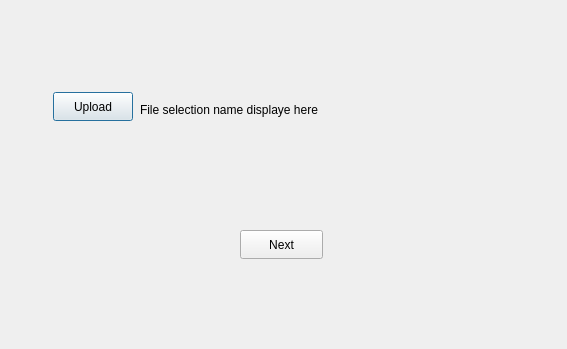
Above: balance_upload.ui from Anubis4023/Containerization before the change. Below: the same form after it.
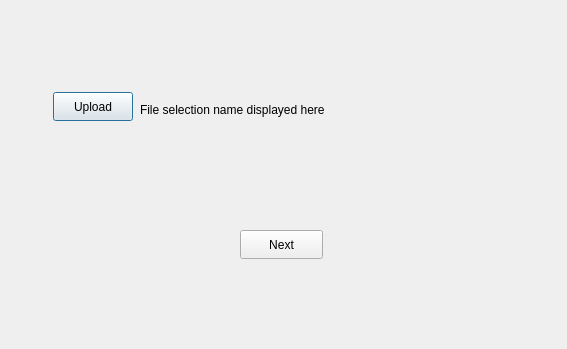
That is the form after the change.

Patch:
```diff
--- a/balance_upload.ui
+++ b/balance_upload.ui
@@ -49,7 +49,7 @@
     </rect>
    </property>
    <property name="text">
-    <string>File selection name displaye here</string>
+    <string>File selection name displayed here</string>
    </property>
   </widget>
  </widget>
```
